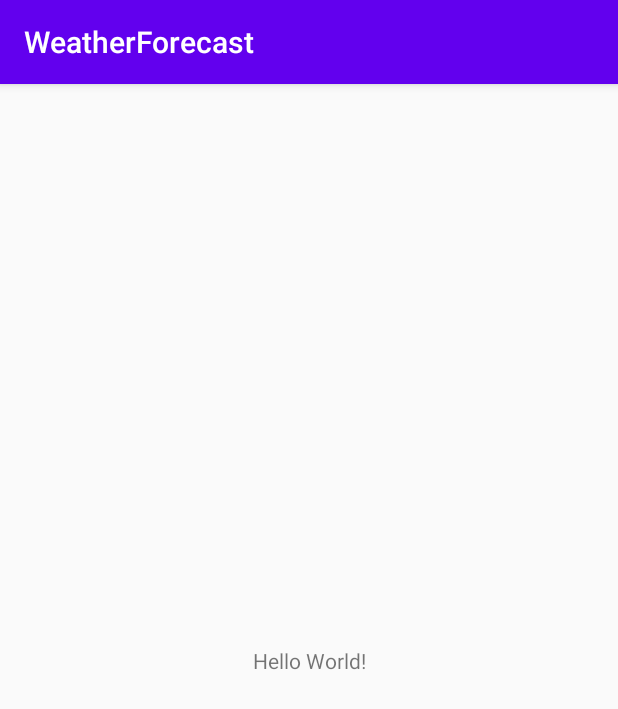
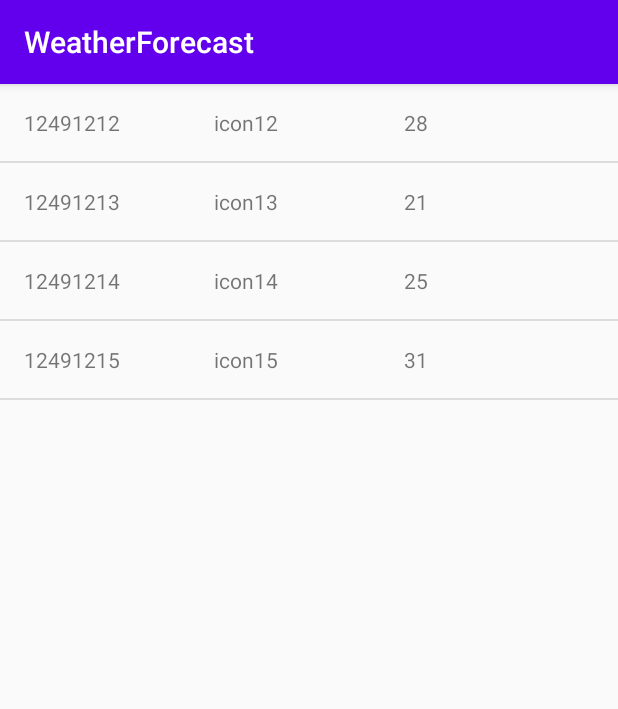
Before and after one commit to maksboss77/WeatherForecast, an Android app: the screen it shows after launch (MainActivity), on a phone screen of 412 x 824 dp. Shown: the top 709 px of the screen. Run offline under Robolectric (Android 15) with nearby library versions, the phone set to English and light mode, and no system bars.

Commit message:
The basis of the list display the weather

```diff
--- a/app/src/main/java/com/example/weatherforecast/MainActivity.java
+++ b/app/src/main/java/com/example/weatherforecast/MainActivity.java
@@ -3,12 +3,39 @@ package com.example.weatherforecast;
 import androidx.appcompat.app.AppCompatActivity;
 
 import android.os.Bundle;
+import android.widget.ArrayAdapter;
+import android.widget.ListView;
+
+import java.util.ArrayList;
 
 public class MainActivity extends AppCompatActivity {
+
+    /**
+     *
+     * Сегодня и на 4 последующих дня
+     * http://api.openweathermap.org/data/2.5/forecast?q=Novokuznetsk,ru&lang=ru&units=metric&appid=31b762ad9bd0b94b1c2a3cecee08e837
+     *
+     *
+     * */
 
     @Override
     protected void onCreate(Bundle savedInstanceState) {
         super.onCreate(savedInstanceState);
         setContentView(R.layout.activity_main);
+
+        //Создаем список фейковых дней
+        ArrayList<Weather> weathers = new ArrayList<>();
+        weathers.add(new Weather(12491212, 28, 34, 34, 2, 45, "description1", "icon12"));
+        weathers.add(new Weather(12491213, 21, 2, 65, 3, 32, "description2", "icon13"));
+        weathers.add(new Weather(12491214, 25, 12, 4, 4, 12, "description3", "icon14"));
+        weathers.add(new Weather(12491215, 31, 4, 34, 9, 2, "description4", "icon15"));
+
+
+        ListView weatherListView = (ListView) findViewById(R.id.list);
+
+        WeatherAdapter adapter = new WeatherAdapter(this, 0 ,weathers);
+
+        weatherListView.setAdapter(adapter);
+
     }
 }
--- /dev/null
+++ b/app/src/main/java/com/example/weatherforecast/Weather.java
@@ -0,0 +1,58 @@
+package com.example.weatherforecast;
+
+public class Weather {
+
+    // Дата (Primary Key)
+    private int mDate;
+
+    // Температура
+    private int mTemp;
+
+    // Давление
+    private int mPressure;
+
+    // Облака
+    private int mClouds;
+
+    // Скорость верта
+    private int mWindSpeed;
+
+    // Влажность
+    private int mHumidity;
+
+    // Описание
+    private String mDescription;
+
+    // Иконка
+    private String mIcon;
+
+
+    public Weather(int date, int temp, int pressure, int clouds, int windSpeed,
+                   int humidity, String description, String icon) {
+        mDate = date;
+        mTemp = temp;
+        mPressure = pressure;
+        mHumidity = humidity;
+        mWindSpeed = windSpeed;
+        mClouds = clouds;
+        mDescription = description;
+        mIcon = icon;
+
+    }
+
+    public int getDate() { return mDate; }
+
+    public int getTemp() { return mTemp; }
+
+    public int getPressure() { return mPressure; }
+
+    public int getHumidity() { return  mHumidity; }
+
+    public int getWindSpeed() { return mWindSpeed; }
+
+    public int getClouds() { return mClouds; }
+
+    public String getDescription() { return mDescription; }
+
+    public String getIcon() { return mIcon; }
+}
--- /dev/null
+++ b/app/src/main/java/com/example/weatherforecast/WeatherAdapter.java
@@ -0,0 +1,46 @@
+package com.example.weatherforecast;
+
+import android.content.Context;
+import android.view.LayoutInflater;
+import android.view.View;
+import android.view.ViewGroup;
+import android.widget.ArrayAdapter;
+import android.widget.TextView;
+
+import java.util.ArrayList;
+import java.util.List;
+
+import androidx.annotation.NonNull;
+import androidx.annotation.Nullable;
+
+public class WeatherAdapter extends ArrayAdapter<Weather> {
+
+    public WeatherAdapter(@NonNull Context context, int resource, List<Weather> weathers) {
+        super(context, resource, weathers);
+    }
+
+    @NonNull
+    @Override
+    public View getView(int position, @Nullable View convertView, @NonNull ViewGroup parent) {
+
+        View listItemView = convertView;
+        if (listItemView == null) {
+            listItemView = LayoutInflater.from(getContext()).inflate(
+                    R.layout.weather_list_item, parent, false);
+        }
+
+        Weather currentWeather = getItem(position);
+
+        TextView dateView = (TextView) listItemView.findViewById(R.id.date);
+        dateView.setText(String.valueOf(currentWeather.getDate()));
+
+        TextView iconView = (TextView) listItemView.findViewById(R.id.icon);
+        iconView.setText(currentWeather.getIcon());
+
+        TextView tempView = (TextView) listItemView.findViewById(R.id.temp);
+        tempView.setText(String.valueOf(currentWeather.getTemp()));
+
+
+        return listItemView;
+    }
+}
--- a/app/src/main/res/layout/activity_main.xml
+++ b/app/src/main/res/layout/activity_main.xml
@@ -6,13 +6,13 @@
     android:layout_height="match_parent"
     tools:context=".MainActivity">
 
-    <TextView
-        android:layout_width="wrap_content"
-        android:layout_height="wrap_content"
-        android:text="Hello World!"
-        app:layout_constraintBottom_toBottomOf="parent"
-        app:layout_constraintLeft_toLeftOf="parent"
-        app:layout_constraintRight_toRightOf="parent"
-        app:layout_constraintTop_toTopOf="parent" />
+
+    <ListView
+        android:id="@+id/list"
+        android:orientation="vertical"
+        android:layout_width="match_parent"
+        android:layout_height="match_parent">
+
+    </ListView>
 
 </androidx.constraintlayout.widget.ConstraintLayout>
--- /dev/null
+++ b/app/src/main/res/layout/weather_list_item.xml
@@ -0,0 +1,39 @@
+<?xml version="1.0" encoding="utf-8"?>
+<androidx.constraintlayout.widget.ConstraintLayout xmlns:android="http://schemas.android.com/apk/res/android"
+    xmlns:tools="http://schemas.android.com/tools"
+    android:layout_width="match_parent"
+    android:layout_height="match_parent"
+    android:orientation="horizontal">
+
+    <LinearLayout
+        android:layout_width="match_parent"
+        android:layout_height="match_parent"
+        android:orientation="horizontal"
+        android:padding="16dp">
+
+        <TextView
+            android:id="@+id/date"
+            android:layout_width="0dp"
+            android:layout_height="wrap_content"
+            android:layout_weight="1"
+            tools:text="Сегодня" />
+
+        <TextView
+            android:id="@+id/icon"
+            android:layout_width="0dp"
+            android:layout_height="wrap_content"
+            android:layout_weight="1"
+            tools:text="Иконка" />
+
+        <TextView
+            android:id="@+id/temp"
+            android:layout_width="0dp"
+            android:layout_height="wrap_content"
+            android:layout_weight="1"
+            tools:text="+17" />
+
+
+    </LinearLayout>
+
+
+</androidx.constraintlayout.widget.ConstraintLayout>
```
